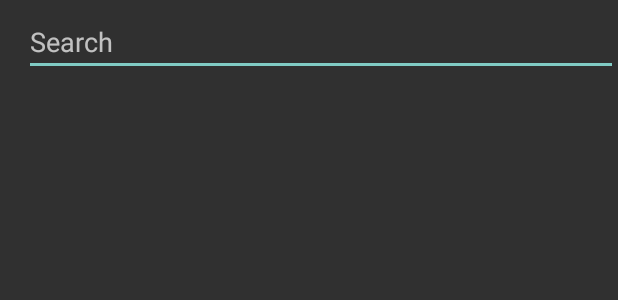
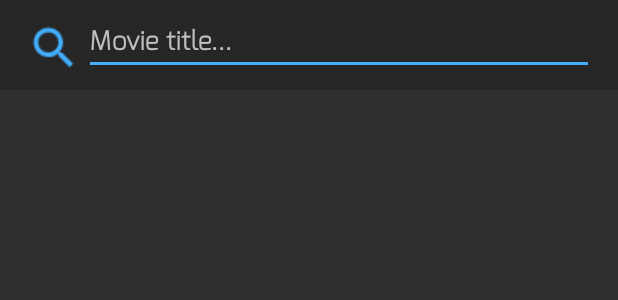
Before and after one commit to ynsok/movie-app, an Android app: the layout fragment_search.xml on its own in the app's theme, with its tools: preview values and no code run, on a phone screen of 412 x 824 dp. Shown: the top 300 px of the screen. Run offline under Robolectric (Android 15) with nearby library versions, the phone set to English and light mode, and no system bars.

Commit message:
UI changes mainly

```diff
--- a/app/build.gradle
+++ b/app/build.gradle
@@ -103,10 +103,6 @@ dependencies {
 
     //RxJava2
     implementation "io.reactivex.rxjava2:rxjava:2.1.14"
-
-    //Picasso
-    implementation 'com.squareup.picasso:picasso:2.71828'
-
 }
 
 task detekt(type: JavaExec) {
--- a/app/src/main/java/com/example/movieapp/MyApplication.kt
+++ b/app/src/main/java/com/example/movieapp/MyApplication.kt
@@ -8,6 +8,7 @@ import com.example.movieapp.view.model.browse.BrowseViewModelFactory
 import com.example.movieapp.view.model.detail.DetailViewModel
 import com.example.movieapp.view.model.genres.GenresViewModel
 import com.example.movieapp.view.model.home.HomeViewModelFactory
+import com.example.movieapp.view.model.search.SearchViewModelFactory
 import com.jakewharton.retrofit2.adapter.kotlin.coroutines.CoroutineCallAdapterFactory
 import okhttp3.Interceptor
 import okhttp3.OkHttpClient
@@ -65,6 +66,7 @@ class MyApplication : Application(), KodeinAware {
         bind() from singleton { Repository(instance()) }
         bind() from provider { HomeViewModelFactory(instance()) }
         bind() from provider { BrowseViewModelFactory(instance()) }
+        bind() from provider { SearchViewModelFactory(instance()) }
         bind() from provider { GenresViewModel(instance()) }
         bind() from provider { DetailViewModel(instance()) }
     }
--- a/app/src/main/java/com/example/movieapp/ui/adapters/SearchAdapter.kt
+++ b/app/src/main/java/com/example/movieapp/ui/adapters/SearchAdapter.kt
@@ -7,14 +7,14 @@ import com.example.movieapp.R
 import com.example.movieapp.extention.inflate
 import com.example.movieapp.models.Movie
 import com.example.movieapp.models.Result
-import kotlinx.android.synthetic.main.search_item_list.view.*
+import kotlinx.android.synthetic.main.row_recycler_search.view.*
 
 class SearchAdapter : RecyclerView.Adapter<SearchAdapter.ViewHolder>() {
     private val movieList = mutableListOf<Movie>()
 
     override fun onCreateViewHolder(viewGroup: ViewGroup, viewType: Int): ViewHolder {
 
-        val view = viewGroup.inflate().inflate(R.layout.search_item_list, viewGroup, false)
+        val view = viewGroup.inflate().inflate(R.layout.row_recycler_search, viewGroup, false)
         return ViewHolder(view)
     }
 
--- a/app/src/main/java/com/example/movieapp/ui/fragments/HomeFragment.kt
+++ b/app/src/main/java/com/example/movieapp/ui/fragments/HomeFragment.kt
@@ -40,6 +40,7 @@ class HomeFragment : Fragment(), KodeinAware {
     override fun onCreate(savedInstanceState: Bundle?) {
         super.onCreate(savedInstanceState)
         instantiateHomeViewModel()
+
     }
 
     override fun onCreateView(
--- /dev/null
+++ b/app/src/main/res/drawable/ic_home_white.xml
@@ -0,0 +1,5 @@
+<vector android:height="24dp" android:tint="#FFFFFF"
+    android:viewportHeight="24.0" android:viewportWidth="24.0"
+    android:width="24dp" xmlns:android="http://schemas.android.com/apk/res/android">
+    <path android:fillColor="#FF000000" android:pathData="M10,20v-6h4v6h5v-8h3L12,3 2,12h3v8z"/>
+</vector>
--- a/app/src/main/res/layout/fragment_search.xml
+++ b/app/src/main/res/layout/fragment_search.xml
@@ -10,19 +10,57 @@
         android:id="@+id/search_toolbar_id"
         android:layout_width="0dp"
         android:layout_height="wrap_content"
+        android:background="@color/titleBackground"
+        android:paddingBottom="0dp"
         app:layout_constraintEnd_toEndOf="parent"
         app:layout_constraintHorizontal_bias="0.0"
         app:layout_constraintStart_toStartOf="parent"
         app:layout_constraintTop_toTopOf="parent">
 
-        <EditText
-            android:id="@+id/edit_text_search_id"
+        <LinearLayout
             android:layout_width="match_parent"
-            android:layout_height="wrap_content"
-            android:hint="@string/search"
-            android:inputType="text"
-            android:maxLines="1" />
+            android:layout_height="60dp"
+            tools:layout_editor_absoluteX="16dp"
+            tools:layout_editor_absoluteY="3dp">
+
+            <ImageView
+                android:id="@+id/imageView"
+                android:layout_width="wrap_content"
+                android:layout_height="wrap_content"
+                android:layout_gravity="center"
+                android:layout_marginStart="8dp"
+                android:layout_marginTop="2dp"
+                android:scaleX="1.5"
+                android:scaleY="1.5"
+                android:src="@drawable/ic_launcher_background"
+                tools:layout_editor_absoluteX="0dp"
+                tools:layout_editor_absoluteY="16dp" />
+
+            <EditText
+                android:id="@+id/search_txt_id"
+                android:layout_width="match_parent"
+                android:layout_height="wrap_content"
+                android:layout_marginStart="8dp"
+                android:layout_marginTop="8dp"
+                android:layout_marginEnd="16dp"
+                android:layout_marginBottom="10dp"
+                android:backgroundTint="@color/light_blue"
+                android:hint="@string/movie_title"
+                android:inputType="text"
+                android:maxLines="1"
+                android:textAppearance="@style/ExoFont"
+                android:textColor="@color/white"
+                android:textSize="18sp"
+                app:layout_constraintEnd_toEndOf="parent"
+                app:layout_constraintStart_toStartOf="parent"
+                app:layout_constraintTop_toTopOf="@+id/search_toolbar_id" />
+
+        </LinearLayout>
+
+
     </android.support.v7.widget.Toolbar>
+
+
 
     <android.support.v7.widget.RecyclerView
         android:id="@+id/recycler_Search_Id"
@@ -35,6 +73,9 @@
         app:layout_constraintHorizontal_bias="0.0"
         app:layout_constraintStart_toStartOf="parent"
         app:layout_constraintTop_toBottomOf="@+id/search_toolbar_id"
-        app:layout_constraintVertical_bias="0.0" />
+        app:layout_constraintVertical_bias="0.0" >
+
+    </android.support.v7.widget.RecyclerView>
+
 
 </android.support.constraint.ConstraintLayout>
--- a/app/src/main/res/values/colors.xml
+++ b/app/src/main/res/values/colors.xml
@@ -9,4 +9,5 @@
     <color name="gray">#8A8888</color>
     <color name="dark_gray">#302F2F</color>
     <color name="titleBackground">#33000000</color>
+    <color name="gray_bar">#ff303030</color>
 </resources>
--- a/app/src/main/res/values/strings.xml
+++ b/app/src/main/res/values/strings.xml
@@ -31,5 +31,6 @@
     <string name="rating">Rating</string>
     <string name="watch_movie_trailer">Watch movie trailer:</string>
     <string name="production_company">Production company:</string>
+    <string name="movie_title">Movie title...</string>
 
 </resources>
```
Also changed, not shown: app/src/main/java/com/example/movieapp/ui/fragments/SearchFragment.kt (+7 -1 lines), app/src/main/res/layout/row_recycler_search.xml (+0 -14 lines), app/src/main/res/layout/search_item_list.xml (deleted, +0 -147 lines), app/src/main/res/menu/menu_home_toolbar.xml (added, +16 -0 lines).
